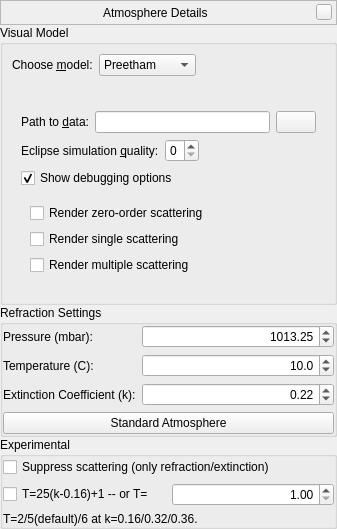
This is src/gui/atmosphereDialog.ui in Stellarium/stellarium as Qt 5 draws it before an edit. The edited form follows.
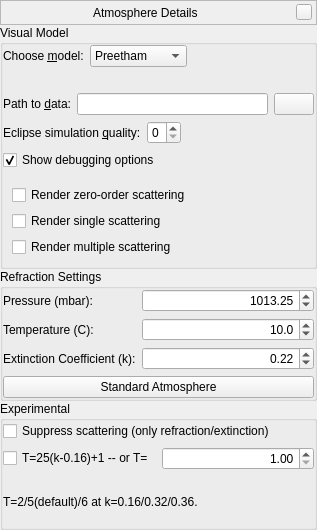
This is the edited form. Icons and pictures are not drawn. Custom widgets are drawn as their Qt base class.

What changed in the file:
```diff
--- a/src/gui/atmosphereDialog.ui
+++ b/src/gui/atmosphereDialog.ui
@@ -6,8 +6,8 @@
    <rect>
     <x>0</x>
     <y>0</y>
-    <width>337</width>
-    <height>491</height>
+    <width>317</width>
+    <height>530</height>
    </rect>
   </property>
   <property name="sizePolicy">
@@ -142,6 +142,18 @@
       <string>Visual Model</string>
      </property>
      <layout class="QVBoxLayout" name="verticalLayout_5">
+      <property name="leftMargin">
+       <number>0</number>
+      </property>
+      <property name="topMargin">
+       <number>0</number>
+      </property>
+      <property name="rightMargin">
+       <number>0</number>
+      </property>
+      <property name="bottomMargin">
+       <number>0</number>
+      </property>
       <item>
        <layout class="QHBoxLayout" name="horizontalLayout">
         <item>
@@ -186,6 +198,18 @@
       <item>
        <widget class="QFrame" name="showMySky_optionsGroup">
         <layout class="QVBoxLayout" name="verticalLayout_2">
+         <property name="leftMargin">
+          <number>0</number>
+         </property>
+         <property name="topMargin">
+          <number>0</number>
+         </property>
+         <property name="rightMargin">
+          <number>0</number>
+         </property>
+         <property name="bottomMargin">
+          <number>0</number>
+         </property>
          <item>
           <widget class="QLabel" name="showMySky_statusLabel">
            <property name="text">
```
Left out of the diff: 6 changed lines with no effect on the pictures.
